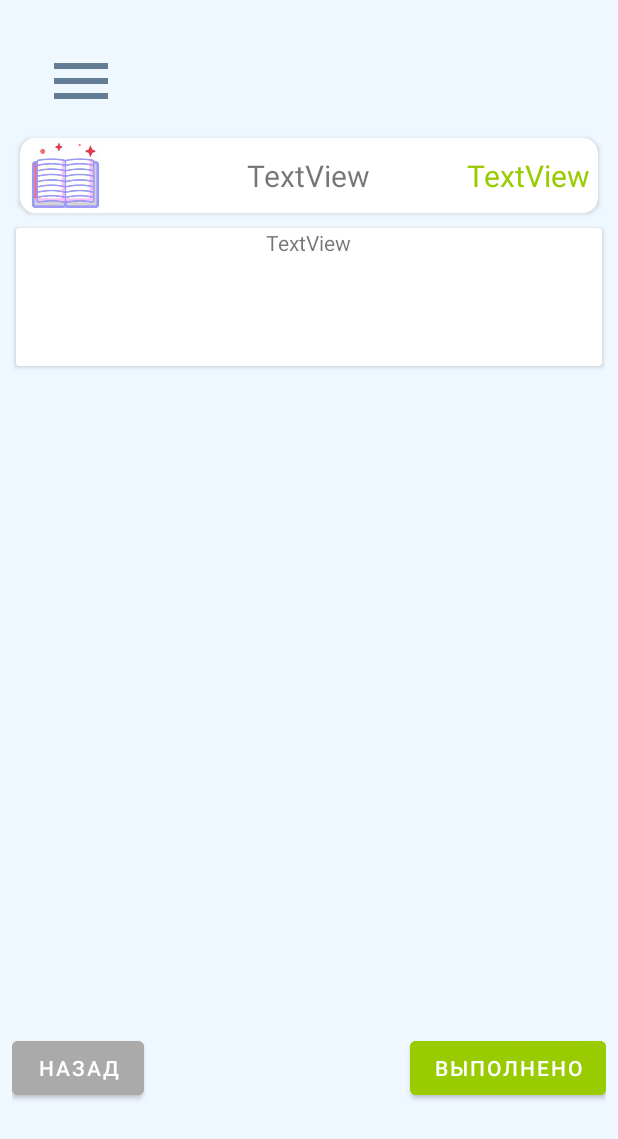
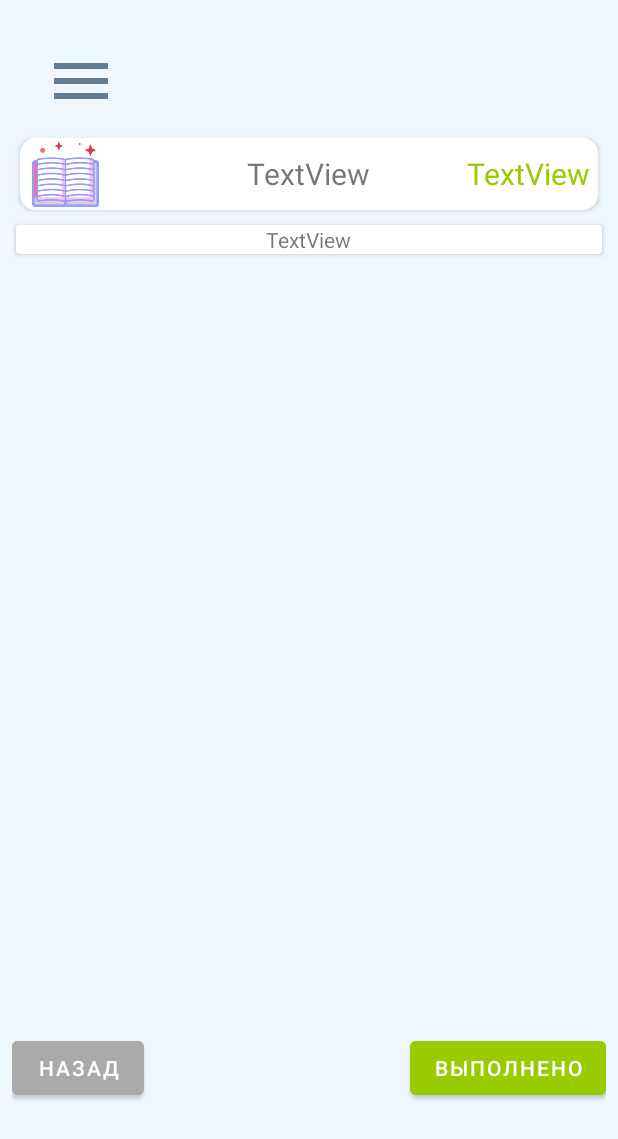
Before and after one commit to kiryuha21/SimpleEnglishApp, an Android app: the fragment Reading placed in its activity, on a phone screen of 412 x 824 dp. Shown: the top 1139 px of the screen. Run offline under Robolectric (Android 15) with nearby library versions, the phone set to English and light mode, and no system bars; network calls fail; 9 statements that could not run were skipped.

```diff
--- a/app/src/main/java/com/example/simple_english/ChooseTask.kt
+++ b/app/src/main/java/com/example/simple_english/ChooseTask.kt
@@ -6,7 +6,7 @@ import androidx.fragment.app.Fragment
 import android.view.LayoutInflater
 import android.view.View
 import android.view.ViewGroup
-import androidx.cardview.widget.CardView
+import androidx.core.view.doOnPreDraw
 import androidx.fragment.app.activityViewModels
 import androidx.lifecycle.LifecycleOwner
 import androidx.recyclerview.widget.LinearLayoutManager
@@ -21,7 +21,7 @@ class ChooseTask : Fragment() {
     private val adapter = TaskAdapter {
         val recycle = fragBinding.optionsRecycle
         taskModel.currentTask.value = taskModel.tasks.value!![recycle.getChildAdapterPosition(it)]
-        it.transitionName = getText(R.string.taskHeaderTransitionName).toString()
+        taskModel.transitionName.value = it.transitionName
         requireActivity().supportFragmentManager
             .beginTransaction()
             .addToBackStack(null)
@@ -33,7 +33,7 @@ class ChooseTask : Fragment() {
                     else -> Reading()
                 }
             )
-            .addSharedElement(it as CardView, "cardHeading")
+            .addSharedElement(it, it.transitionName)
             .commit()
     }
 
@@ -55,6 +55,12 @@ class ChooseTask : Fragment() {
 
     override fun onViewCreated(view: View, savedInstanceState: Bundle?) {
         super.onViewCreated(view, savedInstanceState)
+
+        postponeEnterTransition()
+        view.doOnPreDraw {
+            startPostponedEnterTransition()
+        }
+
         taskModel.tasks.observe(activity as LifecycleOwner) {
             adapter.tasks = it
         }
--- a/app/src/main/java/com/example/simple_english/Reading.kt
+++ b/app/src/main/java/com/example/simple_english/Reading.kt
@@ -6,6 +6,7 @@ import androidx.fragment.app.Fragment
 import android.view.LayoutInflater
 import android.view.View
 import android.view.ViewGroup
+import androidx.core.view.doOnPreDraw
 import androidx.fragment.app.activityViewModels
 import com.example.simple_english.data.Constants
 import com.example.simple_english.databinding.FragmentReadingBinding
@@ -18,7 +19,6 @@ class Reading : Fragment() {
     override fun onCreate(savedInstanceState: Bundle?) {
         super.onCreate(savedInstanceState)
 
-        postponeEnterTransition()
         sharedElementEnterTransition = TransitionInflater.from(requireContext())
             .inflateTransition(R.transition.fragments_transition)
         sharedElementReturnTransition = TransitionInflater.from(requireContext())
@@ -42,13 +42,17 @@ class Reading : Fragment() {
         fragBinding.readingHeaderPoints.text = "${taskModel.currentTask.value!!.pointsXP} XP"
         fragBinding.readingHeaderDescription.text = taskModel.currentTask.value!!.description
         fragBinding.textContent.text = taskModel.currentTask.value!!.content.taskText
+        fragBinding.readingHeaderCard.transitionName = taskModel.transitionName.value
 
         return fragBinding.root
     }
 
     override fun onViewCreated(view: View, savedInstanceState: Bundle?) {
         super.onViewCreated(view, savedInstanceState)
-        startPostponedEnterTransition()
+        postponeEnterTransition()
+        view.doOnPreDraw {
+            startPostponedEnterTransition()
+        }
     }
 
     companion object {
--- a/app/src/main/java/com/example/simple_english/data/Constants.kt
+++ b/app/src/main/java/com/example/simple_english/data/Constants.kt
@@ -30,6 +30,9 @@ object Constants {
     const val theory = "Теория"
     const val insertWords = "Вставьте слова"
     const val audio = "Аудирование"
+
+    // Transition names
+    const val taskHeaderTransitionName = "taskHeader%d"
 }
 
 enum class HttpMethods {
--- a/app/src/main/java/com/example/simple_english/lib/TaskAdapter.kt
+++ b/app/src/main/java/com/example/simple_english/lib/TaskAdapter.kt
@@ -19,7 +19,7 @@ class TaskAdapter(private val clickListener: (View) -> Unit): RecyclerView.Adapt
     }
 
     override fun onBindViewHolder(holder: TaskHolder, position: Int) {
-        holder.bind(tasks[position], clickListener)
+        holder.bind(tasks[position], position, clickListener)
     }
 
     override fun getItemCount(): Int {
@@ -29,7 +29,7 @@ class TaskAdapter(private val clickListener: (View) -> Unit): RecyclerView.Adapt
     class TaskHolder(item: View): RecyclerView.ViewHolder(item) {
         private val binding = TaskItemBinding.bind(item)
 
-        fun bind(task: TaskHeader, clickListener: (View) -> Unit) = with(binding) {
+        fun bind(task: TaskHeader, position: Int, clickListener: (View) -> Unit) = with(binding) {
             studyType.setImageResource(when(task.taskType) {
                 Constants.audio -> drawable.music_disk
                 Constants.theory -> drawable.study_hat
@@ -39,6 +39,7 @@ class TaskAdapter(private val clickListener: (View) -> Unit): RecyclerView.Adapt
             taskNameTV.text = task.description
             pointsTV.text = "${task.pointsXP} XP"
             taskCard.setOnClickListener(clickListener)
+            taskCard.transitionName = String.format(Constants.taskHeaderTransitionName, position)
         }
     }
 }
--- a/app/src/main/java/com/example/simple_english/lib/TaskModel.kt
+++ b/app/src/main/java/com/example/simple_english/lib/TaskModel.kt
@@ -9,11 +9,15 @@ open class TaskModel: ViewModel() {
         MutableLiveData<ArrayList<TaskHeader>>()
     }
 
+    val currentTask: MutableLiveData<TaskHeader> by lazy {
+        MutableLiveData<TaskHeader>()
+    }
+
     val tasksType: MutableLiveData<String> by lazy {
         MutableLiveData<String>()
     }
 
-    val currentTask: MutableLiveData<TaskHeader> by lazy {
-        MutableLiveData<TaskHeader>()
+    val transitionName: MutableLiveData<String> by lazy {
+        MutableLiveData<String>()
     }
 }
--- a/app/src/main/res/layout/fragment_choose_task.xml
+++ b/app/src/main/res/layout/fragment_choose_task.xml
@@ -7,7 +7,6 @@
     android:background="@color/menu_background"
     tools:context=".ChooseTask">
 
-    <!-- TODO: Update blank fragment layout -->
     <LinearLayout
         android:layout_width="match_parent"
         android:layout_height="match_parent"
--- a/app/src/main/res/layout/fragment_reading.xml
+++ b/app/src/main/res/layout/fragment_reading.xml
@@ -7,16 +7,33 @@
     android:background="@color/menu_background"
     tools:context=".Reading">
 
-    <LinearLayout
+    <FrameLayout
         android:layout_width="match_parent"
         android:layout_height="match_parent"
-        android:layout_margin="8dp"
-        android:orientation="vertical">
+        android:layout_margin="8dp">
 
         <androidx.cardview.widget.CardView
+            android:id="@+id/textContentCard"
             android:layout_width="match_parent"
             android:layout_height="wrap_content"
-            android:clickable="true"
+            android:layout_gravity="center_horizontal"
+            android:layout_marginTop="60dp"
+            app:cardUseCompatPadding="true"
+            app:contentPaddingLeft="5dp"
+            app:contentPaddingRight="5dp">
+
+            <TextView
+                android:id="@+id/textContent"
+                android:layout_width="wrap_content"
+                android:layout_height="wrap_content"
+                android:layout_gravity="center_horizontal"
+                android:text="TextView" />
+        </androidx.cardview.widget.CardView>
+
+        <androidx.cardview.widget.CardView
+            android:id="@+id/reading_header_card"
+            android:layout_width="match_parent"
+            android:layout_height="60dp"
             android:transitionName="@string/taskHeaderTransitionName"
             app:cardCornerRadius="10dp"
             app:cardUseCompatPadding="true"
@@ -27,7 +44,8 @@
                 android:id="@+id/reading_header_image"
                 android:layout_width="50dp"
                 android:layout_height="50dp"
-                app:srcCompat="@drawable/ic_calendar" />
+                android:layout_gravity="center_vertical"
+                app:srcCompat="@drawable/book" />
 
             <TextView
                 android:id="@+id/reading_header_description"
@@ -46,22 +64,6 @@
                 android:textColor="@android:color/holo_green_light"
                 android:textSize="20sp" />
 
-        </androidx.cardview.widget.CardView>
-
-        <androidx.cardview.widget.CardView
-            android:id="@+id/textContentCard"
-            android:layout_width="match_parent"
-            android:layout_height="100dp"
-            app:cardUseCompatPadding="true"
-            app:contentPaddingLeft="5dp"
-            app:contentPaddingRight="5dp">
-
-            <TextView
-                android:id="@+id/textContent"
-                android:layout_width="wrap_content"
-                android:layout_height="wrap_content"
-                android:layout_gravity="center_horizontal"
-                android:text="TextView" />
         </androidx.cardview.widget.CardView>
 
         <FrameLayout
@@ -84,6 +86,6 @@
                 android:backgroundTint="@android:color/holo_green_light"
                 android:text="@string/done" />
         </FrameLayout>
-    </LinearLayout>
+    </FrameLayout>
 
 </FrameLayout>
--- a/app/src/main/res/transition/fragments_transition.xml
+++ b/app/src/main/res/transition/fragments_transition.xml
@@ -1,4 +1,4 @@
 <?xml version="1.0" encoding="utf-8"?>
 <transitionSet xmlns:android="http://schemas.android.com/apk/res/android">
-    <explode android:duration="@integer/material_motion_duration_long_2"/>
+    <autoTransition />
 </transitionSet>
--- a/app/src/main/res/values/strings.xml
+++ b/app/src/main/res/values/strings.xml
@@ -47,7 +47,7 @@
     <string name="choose_task">Выберите задание</string>
     <string name="done">Выполнено</string>
     <string name="back">Назад</string>
-    <string name="taskHeaderTransitionName">taskHeader</string>
+    <string name="taskHeaderTransitionName">taskHeader%1$d</string>
     <string name="developers_desc">Серверная и клиентская часть - koptelevka@student.bmstu.ru\nДизайн и бизнес-логика - kuznetsovie@student.bmstu.ru</string>
 
     <string-array name="english_levels">
```
